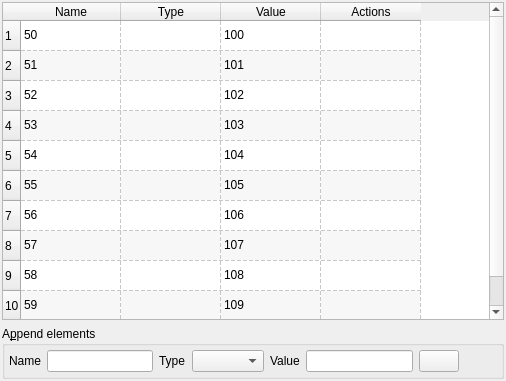
Above: src/qt-widgets/EditShapefileAttributesWidgetUi.ui from GPlates/GPlates before the change. Below: the same form after it.
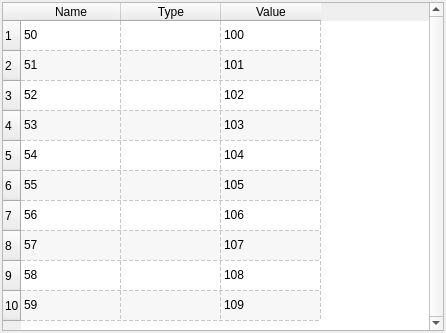
That is the form after the change. Icons and pictures are not drawn.

Commit message:
Replaced source:/gplates/trunk using source:/gplates/branches/shapefile-attributes-2008-feb-14#4508 incorporating log:/gplates/branches/shapefile-attributes-2008-feb-14#3856:4508 ([log:/gplates/trunk#4502:4508 No changes on trunk] since last update from trunk).
This is "[wiki:MergingInSubversion#Replacingonebranchwithanother replacing one branch with another]". The command used was:
{{{
svn merge http://svn.gplates.org/gplates/trunk@4508 http://svn.gplates.org/gplates/branches/shapefile-attributes-2008-feb-14@4508
}}}
from inside the root directory of a working copy of the trunk.

The edit to the form file:
```diff
--- a/src/qt-widgets/EditShapefileAttributesWidgetUi.ui
+++ b/src/qt-widgets/EditShapefileAttributesWidgetUi.ui
@@ -5,8 +5,8 @@
    <rect>
     <x>0</x>
     <y>0</y>
-    <width>506</width>
-    <height>381</height>
+    <width>446</width>
+    <height>333</height>
    </rect>
   </property>
   <property name="windowTitle" >
@@ -79,11 +79,6 @@
        <string>Value</string>
       </property>
      </column>
-     <column>
-      <property name="text" >
-       <string>Actions</string>
-      </property>
-     </column>
      <item row="0" column="0" >
       <property name="text" >
        <string>50</string>
@@ -186,95 +181,6 @@
      </item>
     </widget>
    </item>
-   <item>
-    <widget class="QGroupBox" name="groupbox_append_point" >
-     <property name="title" >
-      <string>A&amp;ppend elements</string>
-     </property>
-     <property name="flat" >
-      <bool>true</bool>
-     </property>
-     <layout class="QHBoxLayout" >
-      <property name="leftMargin" >
-       <number>4</number>
-      </property>
-      <property name="topMargin" >
-       <number>4</number>
-      </property>
-      <property name="rightMargin" >
-       <number>4</number>
-      </property>
-      <property name="bottomMargin" >
-       <number>4</number>
-      </property>
-      <item>
-       <widget class="QLabel" name="label_type" >
-        <property name="sizePolicy" >
-         <sizepolicy vsizetype="Preferred" hsizetype="Minimum" >
-          <horstretch>0</horstretch>
-          <verstretch>0</verstretch>
-         </sizepolicy>
-        </property>
-        <property name="text" >
-         <string>Name</string>
-        </property>
-       </widget>
-      </item>
-      <item>
-       <widget class="QLineEdit" name="line_edit_name" />
-      </item>
-      <item>
-       <widget class="QLabel" name="label_name" >
-        <property name="text" >
-         <string>Type</string>
-        </property>
-       </widget>
-      </item>
-      <item>
-       <widget class="QComboBox" name="combo_box_type" />
-      </item>
-      <item>
-       <widget class="QLabel" name="label_value" >
-        <property name="text" >
-         <string>Value</string>
-        </property>
-       </widget>
-      </item>
-      <item>
-       <widget class="QLineEdit" name="line_edit_value" />
-      </item>
-      <item>
-       <widget class="QPushButton" name="button_append_element" >
-        <property name="text" >
-         <string/>
-        </property>
-        <property name="icon" >
-         <iconset resource="../qt-resources/qt_widgets.qrc" >:/tango_list_add_22.png</iconset>
-        </property>
-        <property name="iconSize" >
-         <size>
-          <width>22</width>
-          <height>22</height>
-         </size>
-        </property>
-       </widget>
-      </item>
-      <item>
-       <spacer>
-        <property name="orientation" >
-         <enum>Qt::Horizontal</enum>
-        </property>
-        <property name="sizeHint" >
-         <size>
-          <width>40</width>
-          <height>20</height>
-         </size>
-        </property>
-       </spacer>
-      </item>
-     </layout>
-    </widget>
-   </item>
   </layout>
  </widget>
  <resources>
```
Left out of the diff: 6 changed lines with no effect on the pictures. The commit also changes 27 other files.
